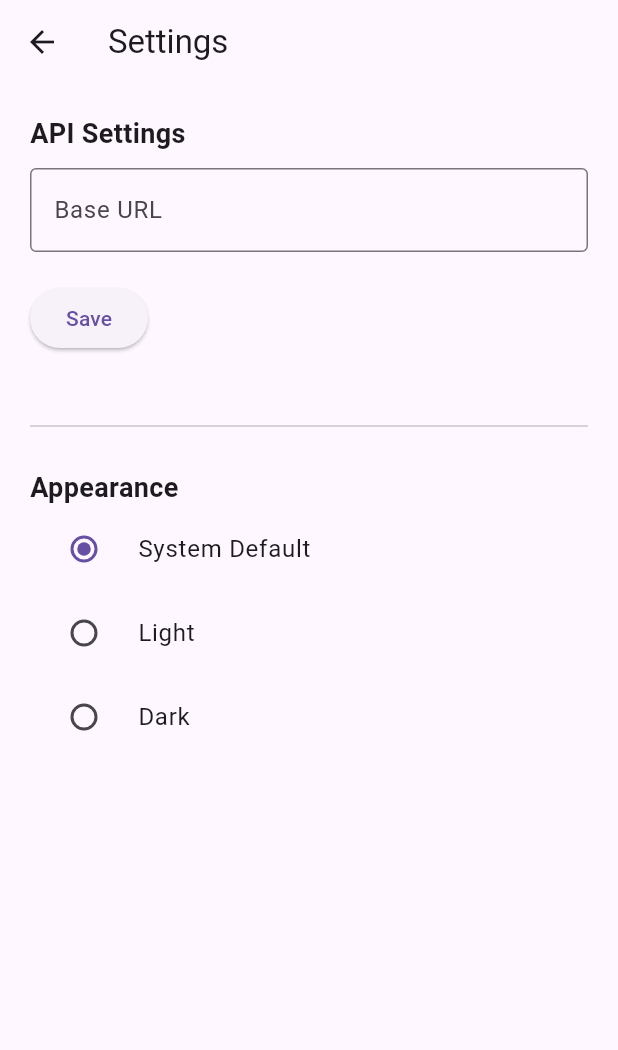
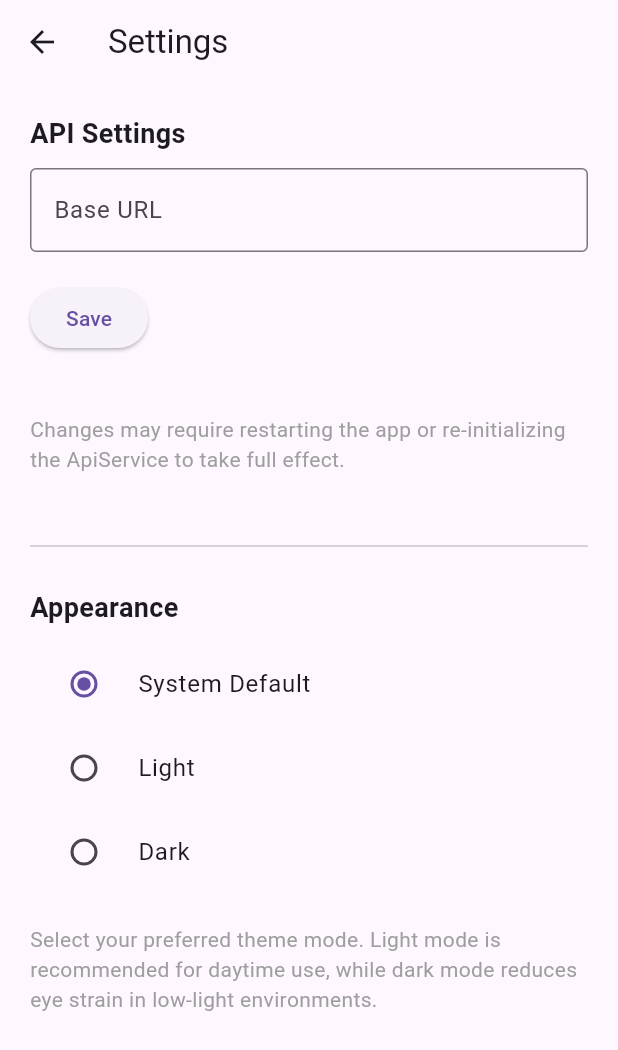
Before and after one commit to kirilft/Weinkeller, a Flutter app: the screen it shows after launch, after a tap on the "settings" icon, on a phone screen of 412 x 824 dp. Shown: the top 1050 px of the screen. Run offline on Flutter 3.47's test engine with Material 3 defaults, Android fonts, the phone set to English and light mode, and no system bars; our stand-ins replace flutter_secure_storage, font_awesome_flutter, shared_preferences, sqflite; missing offline and left inert: qr_code_scanner; accounts and stored records are empty; Roboto replaces fonts that are missing (SFProDisplay).

Commit message:
Revert "removed necessary restart"
This reverts commit bcc9d319090e5519954c0e3fe07272b5b573b27f.

```diff
--- a/lib/main.dart
+++ b/lib/main.dart
@@ -16,31 +16,36 @@ import 'pages/password_reset.dart';
 import 'pages/settings.dart';
 import 'pages/qr_result.dart';
 
-void main() {
-  // Use runZonedGuarded to catch unhandled errors globally
+Future<void> main() async {
+  // Use runZonedGuarded to catch unhandled errors.
   runZonedGuarded(() async {
+    // Initialize Flutter bindings **inside** this zone.
     WidgetsFlutterBinding.ensureInitialized();
 
-    // Load the saved base URL (if any) from SharedPreferences
+    // Load the saved baseUrl (if any) from SharedPreferences
     final prefs = await SharedPreferences.getInstance();
     final savedBaseUrl =
         prefs.getString('baseUrl') ?? 'http://localhost:80/api';
 
-    // Create the services
+    // Create the ApiService with the saved baseUrl
     final apiService = ApiService(baseUrl: savedBaseUrl);
-    final authService = AuthService(apiService);
 
     runApp(
       MultiProvider(
         providers: [
           Provider<ApiService>(create: (_) => apiService),
-          ChangeNotifierProvider<AuthService>(create: (_) => authService),
-          ChangeNotifierProvider<ThemeProvider>(create: (_) => ThemeProvider()),
+          ChangeNotifierProvider<AuthService>(
+            create: (_) => AuthService(apiService: apiService),
+          ),
+          ChangeNotifierProvider<ThemeProvider>(
+            create: (_) => ThemeProvider(),
+          ),
         ],
         child: const MyWeinkellerApp(),
       ),
     );
   }, (error, stackTrace) {
+    // Global error handler for unhandled exceptions.
     debugPrint('GLOBAL ERROR HANDLER: $error\nStackTrace: $stackTrace');
   });
 }
--- a/lib/pages/settings.dart
+++ b/lib/pages/settings.dart
@@ -3,8 +3,7 @@
 import 'package:flutter/material.dart';
 import 'package:shared_preferences/shared_preferences.dart';
 import 'package:provider/provider.dart';
-import 'package:weinkeller/services/api_service.dart';
-import 'package:weinkeller/services/theme_provider.dart';
+import 'package:weinkeller/services/theme_provider.dart'; // Corrected import path
 
 class SettingsPage extends StatefulWidget {
   const SettingsPage({super.key});
@@ -35,20 +34,15 @@ class _SettingsPageState extends State<SettingsPage> {
     });
   }
 
-  /// Saves the current text in _baseUrlController to SharedPreferences and updates ApiService.
+  /// Saves the current text in _baseUrlController to SharedPreferences.
   Future<void> _saveSettings() async {
     final prefs = await SharedPreferences.getInstance();
-    final newBaseUrl = _baseUrlController.text.trim();
-    await prefs.setString('baseUrl', newBaseUrl);
-
-    // Update ApiService with the new base URL
-    final apiService = Provider.of<ApiService>(context, listen: false);
-    apiService.baseUrl = newBaseUrl;
+    await prefs.setString('baseUrl', _baseUrlController.text);
 
     // Provide user feedback on successful save
     if (context.mounted) {
       ScaffoldMessenger.of(context).showSnackBar(
-        const SnackBar(content: Text('Settings saved and updated!')),
+        const SnackBar(content: Text('Settings saved!')),
       );
     }
   }
@@ -62,11 +56,13 @@ class _SettingsPageState extends State<SettingsPage> {
   @override
   Widget build(BuildContext context) {
     if (_isLoading) {
+      // Show a loading indicator while fetching current settings
       return const Scaffold(
         body: Center(child: CircularProgressIndicator()),
       );
     }
 
+    // Access the ThemeProvider
     final themeProvider = Provider.of<ThemeProvider>(context);
     ThemeMode currentTheme = themeProvider.themeMode;
 
@@ -76,18 +72,23 @@ class _SettingsPageState extends State<SettingsPage> {
         leading: IconButton(
           icon: const Icon(Icons.arrow_back),
           onPressed: () {
-            Navigator.pop(context);
+            Navigator.pop(context); // Go back to previous screen
           },
         ),
       ),
       body: SingleChildScrollView(
+        // Allows scrolling if content overflows
         padding: const EdgeInsets.all(20.0),
         child: Column(
           crossAxisAlignment: CrossAxisAlignment.start,
           children: [
+            // Existing Base URL Settings
             const Text(
               'API Settings',
-              style: TextStyle(fontSize: 18, fontWeight: FontWeight.bold),
+              style: TextStyle(
+                fontSize: 18,
+                fontWeight: FontWeight.bold,
+              ),
             ),
             const SizedBox(height: 10),
             TextField(
@@ -103,29 +104,58 @@ class _SettingsPageState extends State<SettingsPage> {
               child: const Text('Save'),
             ),
             const SizedBox(height: 40),
+            const Text(
+              'Changes may require restarting the app or re-initializing '
+              'the ApiService to take full effect.',
+              style: TextStyle(color: Colors.grey),
+            ),
+            const SizedBox(height: 40),
             const Divider(),
             const SizedBox(height: 20),
+            // New Theme Settings
             const Text(
               'Appearance',
-              style: TextStyle(fontSize: 18, fontWeight: FontWeight.bold),
+              style: TextStyle(
+                fontSize: 18,
+                fontWeight: FontWeight.bold,
+              ),
             ),
+            const SizedBox(height: 10),
             RadioListTile<ThemeMode>(
               title: const Text('System Default'),
               value: ThemeMode.system,
               groupValue: currentTheme,
-              onChanged: (value) => themeProvider.setThemeMode(value!),
+              onChanged: (ThemeMode? value) {
+                if (value != null) {
+                  themeProvider.setThemeMode(value);
+                }
+              },
             ),
             RadioListTile<ThemeMode>(
               title: const Text('Light'),
               value: ThemeMode.light,
               groupValue: currentTheme,
-              onChanged: (value) => themeProvider.setThemeMode(value!),
+              onChanged: (ThemeMode? value) {
+                if (value != null) {
+                  themeProvider.setThemeMode(value);
+                }
+              },
             ),
             RadioListTile<ThemeMode>(
               title: const Text('Dark'),
               value: ThemeMode.dark,
               groupValue: currentTheme,
-              onChanged: (value) => themeProvider.setThemeMode(value!),
+              onChanged: (ThemeMode? value) {
+                if (value != null) {
+                  themeProvider.setThemeMode(value);
+                }
+              },
+            ),
+            const SizedBox(height: 20),
+            const Text(
+              'Select your preferred theme mode. '
+              'Light mode is recommended for daytime use, while dark mode reduces eye strain in low-light environments.',
+              style: TextStyle(color: Colors.grey),
             ),
           ],
         ),
--- a/lib/services/api_service.dart
+++ b/lib/services/api_service.dart
@@ -1,37 +1,45 @@
 import 'dart:convert';
-import 'dart:io';
+import 'dart:io'; // For file I/O
+import 'package:path_provider/path_provider.dart'; // For accessing local file paths
 import 'package:http/http.dart' as http;
-import 'package:path_provider/path_provider.dart';
 import 'package:weinkeller/services/database_service.dart';
-import 'package:weinkeller/exceptions/wrong_password_exception.dart';
-import 'package:weinkeller/exceptions/no_response_exception.dart';
 import 'package:intl/intl.dart';
 
+/// Custom exceptions in case the server responds with specific errors.
+class WrongPasswordException implements Exception {
+  final String message;
+  WrongPasswordException(this.message);
+
+  @override
+  String toString() => 'WrongPasswordException: $message';
+}
+
+class NoResponseException implements Exception {
+  final String message;
+  NoResponseException(this.message);
+
+  @override
+  String toString() => 'NoResponseException: $message';
+}
+
+/// The main API service class.
+///
+/// Handles user authentication, fermentation entries, QR data, and local history.
 class ApiService {
-  String _baseUrl;
-  String? _authToken;
-
+  final String baseUrl;
   final DatabaseService _databaseService = DatabaseService();
 
-  ApiService({required String baseUrl}) : _baseUrl = baseUrl;
+  /// Constructor to initialize the base URL.
+  ApiService({required this.baseUrl});
 
-  String get baseUrl => _baseUrl;
-
-  set baseUrl(String newUrl) {
-    _baseUrl = newUrl;
-    print('[ApiService] Base URL updated: $newUrl');
-  }
-
-  String? get authToken => _authToken;
-
-  set authToken(String? token) {
-    _authToken = token;
-    print(
-        '[ApiService] Auth token updated: ${token != null ? "Set" : "Cleared"}');
-  }
-
+  /// Logs in a user and returns a token if successful.
+  ///
+  /// Throws:
+  /// - [WrongPasswordException] if status 401
+  /// - [NoResponseException] on network/socket issues
+  /// - [Exception] for other server errors
   Future<String> loginUser(String email, String password) async {
-    final url = Uri.parse('$_baseUrl/Users/Login');
+    final url = Uri.parse('$baseUrl/Users/Login');
     print('[ApiService] loginUser() - Starting request');
     print('[ApiService]  -> URL: $url');
     print(
@@ -63,7 +71,8 @@ class ApiService {
         print(
             '[ApiService] loginUser() - Unexpected status: ${response.statusCode}');
         throw Exception(
-            'Login failed (status ${response.statusCode}): ${response.body}');
+          'Login failed (status ${response.statusCode}):\n${response.body}',
+        );
       }
     } catch (e) {
       if (e.toString().contains('SocketException')) {
@@ -76,15 +85,22 @@ class ApiService {
     }
   }
 
+  /// Adds a new fermentation entry to the server and saves it locally if it fails.
+  ///
+  /// Throws:
+  /// - [NoResponseException] on network/socket issues
+  /// - [Exception] for other server errors
   Future<void> addFermentationEntry({
     required String token,
     required DateTime date,
     required double density,
     required int wineId,
   }) async {
-    final url = Uri.parse('$_baseUrl/FermentationEntries');
+    final url = Uri.parse('$baseUrl/FermentationEntries');
+    final DateFormat formatter = DateFormat("yyyy-MM-dd'T'HH:mm:ss.SSS");
     final body = {
-      'date': DateFormat("yyyy-MM-dd'T'HH:mm:ss.SSS").format(date),
+      'date':
+          formatter.format(date), // Format with three decimals in milliseconds
       'density': density,
       'wineId': wineId,
     };
@@ -95,14 +111,16 @@ class ApiService {
     print('[ApiService]  -> Token: Bearer $token');
 
     try {
-      final response = await http.post(
+      final response = await http
+          .post(
             url,
             headers: {
               'Content-Type': 'application/json',
               'Authorization': 'Bearer $token',
             },
             body: jsonEncode(body),
-      );
+          )
+          .timeout(Duration(seconds: 10));
 
       print('[ApiService]  <- Response code: ${response.statusCode}');
       print('[ApiService]  <- Response body: ${response.body}');
@@ -111,63 +129,69 @@ class ApiService {
         print('[ApiService] addFermentationEntry() - Success');
         await _saveToLocalHistory(body);
       } else {
-        print('[ApiService] addFermentationEntry() - Failed, saving locally');
+        print('[ApiService] Failed, saving locally');
         await _databaseService.insertPendingEntry(body);
       }
-    } on SocketException {
-      print(
-          '[ApiService] addFermentationEntry() - Network error, saving locally');
+    } catch (e) {
+      if (e is SocketException || e is NoResponseException) {
+        print('[ApiService] Network error, saving locally');
         await _databaseService.insertPendingEntry(body);
-    } catch (e) {
-      print('[ApiService] addFermentationEntry() - Unexpected error: $e');
-      rethrow;
+      } else {
+        print('[ApiService] Unexpected error: $e');
+        rethrow; // Optionally, rethrow or handle differently
+      }
     }
   }
 
+  /// Synchronizes pending entries with the server.
   Future<void> syncPendingEntries(String token) async {
     print('[ApiService] syncPendingEntries() - Starting synchronization');
     final pendingEntries = await _databaseService.getPendingEntries();
     for (final entry in pendingEntries) {
       try {
-        print(
-            '[ApiService] syncPendingEntries() - Syncing entry ID: ${entry['id']}');
         await addFermentationEntry(
           token: token,
           date: DateTime.parse(entry['date']),
           density: entry['density'],
           wineId: entry['wineId'],
         );
-        print(
-            '[ApiService] syncPendingEntries() - Successfully synced entry ID: ${entry['id']}');
         await _databaseService.clearPendingEntry(entry['id']);
       } catch (e) {
-        print(
-            '[ApiService] syncPendingEntries() - Failed to sync entry ID: ${entry['id']}, Error: $e');
+        print('[ApiService] syncPendingEntries() - Error syncing entry: $e');
       }
     }
     print('[ApiService] syncPendingEntries() - Completed synchronization');
   }
 
+  /// Saves a fermentation entry to a local file for history tracking.
   Future<void> _saveToLocalHistory(Map<String, dynamic> entry) async {
     final file = await _getLocalFile();
-    final history = await loadLocalHistory();
-    history.add(entry);
-    await file.writeAsString(jsonEncode(history));
+    List<Map<String, dynamic>> entries = await loadLocalHistory();
+
+    // Add the new entry to the existing list
+    entries.add(entry);
+
+    // Write the updated list back to the file
+    await file.writeAsString(jsonEncode(entries));
     print('[ApiService] _saveToLocalHistory() - Entry saved locally');
   }
 
+  /// Loads all fermentation entries from the local file for the history page.
   Future<List<Map<String, dynamic>>> loadLocalHistory() async {
+    try {
       final file = await _getLocalFile();
       if (await file.exists()) {
         final content = await file.readAsString();
-      print('[ApiService] loadLocalHistory() - Loaded history from file');
         return List<Map<String, dynamic>>.from(jsonDecode(content));
       }
-    print(
-        '[ApiService] loadLocalHistory() - No history file found, returning empty list');
+      return [];
+    } catch (e) {
+      print('[ApiService] loadLocalHistory() - Error: $e');
       return [];
     }
+  }
 
+  /// Gets the local file for saving fermentation entries.
   Future<File> _getLocalFile() async {
     final directory = await getApplicationDocumentsDirectory();
     return File('${directory.path}/fermentation_history.json');
--- a/lib/services/auth_service.dart
+++ b/lib/services/auth_service.dart
@@ -1,84 +1,78 @@
+// lib/services/auth_service.dart
+
 import 'package:flutter/foundation.dart';
 import 'package:flutter_secure_storage/flutter_secure_storage.dart';
 import 'package:weinkeller/services/api_service.dart';
 
-/// Manages authentication tokens and the current API location (base URL).
-/// Notifies listeners whenever values change, allowing the UI to react in real time.
+/// A service that manages user authentication (login/logout) and stores tokens.
 class AuthService extends ChangeNotifier {
-  final FlutterSecureStorage _secureStorage = const FlutterSecureStorage();
+  // Reference to the API service (which calls the backend endpoints).
   final ApiService _apiService;
 
-  // In-memory token and base URL
+  // Secure storage for persisting tokens across sessions.
+  final FlutterSecureStorage _secureStorage = const FlutterSecureStorage();
+
+  // Token stored in memory for quick access.
   String? _token;
   String? get token => _token;
 
-  String _apiLocation = '';
-  String get apiLocation => _apiLocation;
+  // A quick getter to check if the user is logged in (has a valid token).
+  bool get isLoggedIn => _token != null;
 
-  // Quick check if user is logged in
-  bool get isLoggedIn => _token != null && _token!.isNotEmpty;
-
-  AuthService(this._apiService) {
-    _initialize();
+  /// Constructor requires an instance of ApiService.
+  ///
+  /// Example:
+  ///   final authService = AuthService(apiService: apiService);
+  AuthService({required ApiService apiService}) : _apiService = apiService {
+    // Optionally load a saved token when this service is first created.
+    _loadSavedToken();
   }
 
-  /// Load saved token & base URL from secure storage on startup.
-  Future<void> _initialize() async {
+  /// Loads the token from secure storage (if it exists) during initialization.
+  Future<void> _loadSavedToken() async {
     try {
-      // 1. Load auth token
       final savedToken = await _secureStorage.read(key: 'auth_token');
       if (savedToken != null && savedToken.isNotEmpty) {
         _token = savedToken;
-        _apiService.authToken = savedToken;
-      }
-
-      // 2. Load stored base URL
-      final savedApiLocation = await _secureStorage.read(key: 'api_location');
-      if (savedApiLocation != null && savedApiLocation.isNotEmpty) {
-        _apiLocation = savedApiLocation;
-        _apiService.baseUrl = savedApiLocation;
-      } else {
-        // Fallback default if none stored
-        _apiLocation = 'https://example.com/api';
-        _apiService.baseUrl = _apiLocation;
+        notifyListeners(); // Notify listeners that the token is loaded.
       }
     } catch (e) {
-      debugPrint('[AuthService] _initialize error: $e');
-    }
-    notifyListeners();
-  }
-
-  /// Update the API location (base URL) at runtime without restarting the app.
-  Future<void> updateApiLocation(String newLocation) async {
-    _apiLocation = newLocation;
-    _apiService.baseUrl = newLocation;
-    // Persist in secure storage
-    await _secureStorage.write(key: 'api_location', value: newLocation);
-    notifyListeners();
-  }
-
-  /// Attempt a login using the ApiService (example).
-  /// On success, store token and persist it securely.
-  Future<void> login(String email, String password) async {
-    try {
-      final fetchedToken = await _apiService.loginUser(email, password);
-      _token = fetchedToken;
-      _apiService.authToken = fetchedToken;
-
-      // Save token to secure storage
-      await _secureStorage.write(key: 'auth_token', value: fetchedToken);
-      notifyListeners();
-    } catch (e) {
-      debugPrint('[AuthService] login error: $e');
-      rethrow; // Let the caller handle errors
+      debugPrint('[AuthService] Error loading saved token: $e');
     }
   }
 
-  /// Logs out by clearing the token (in memory + secure storage).
+  /// Logs in the user by calling the API service, then stores the token.
+  ///
+  /// On success:
+  /// - Saves the token in memory and secure storage.
+  /// - Notifies listeners to update the app state.
+  Future<void> login(String email, String password) async {
+    try {
+      // Call the API to authenticate and retrieve a token.
+      final fetchedToken = await _apiService.loginUser(email, password);
+
+      // If successful, save the token.
+      _token = fetchedToken;
+      await _secureStorage.write(key: 'auth_token', value: fetchedToken);
+
+      // Notify listeners to reflect the updated login state.
+      notifyListeners();
+    } catch (e) {
+      debugPrint('[AuthService] Login failed: $e');
+      rethrow; // Re-throw the exception to handle it in the UI.
+    }
+  }
+
+  /// Logs out the user by clearing the token from memory and secure storage.
+  ///
+  /// Notifies listeners to reflect the logout state.
   Future<void> logout() async {
-    _token = null;
-    _apiService.authToken = null;
-    await _secureStorage.delete(key: 'auth_token');
-    notifyListeners();
+    try {
+      _token = null;
+      await _secureStorage.delete(key: 'auth_token');
+      notifyListeners();
+    } catch (e) {
+      debugPrint('[AuthService] Logout failed: $e');
+    }
   }
 }
```
Lines whose indentation alone changed are shown as unchanged.
